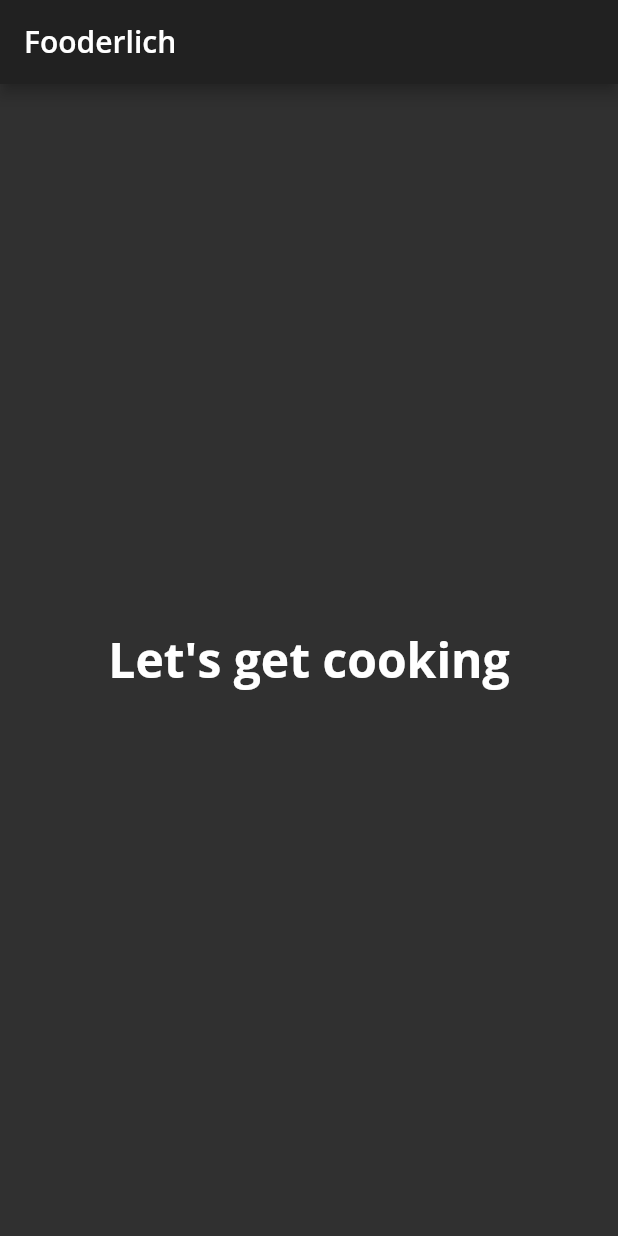
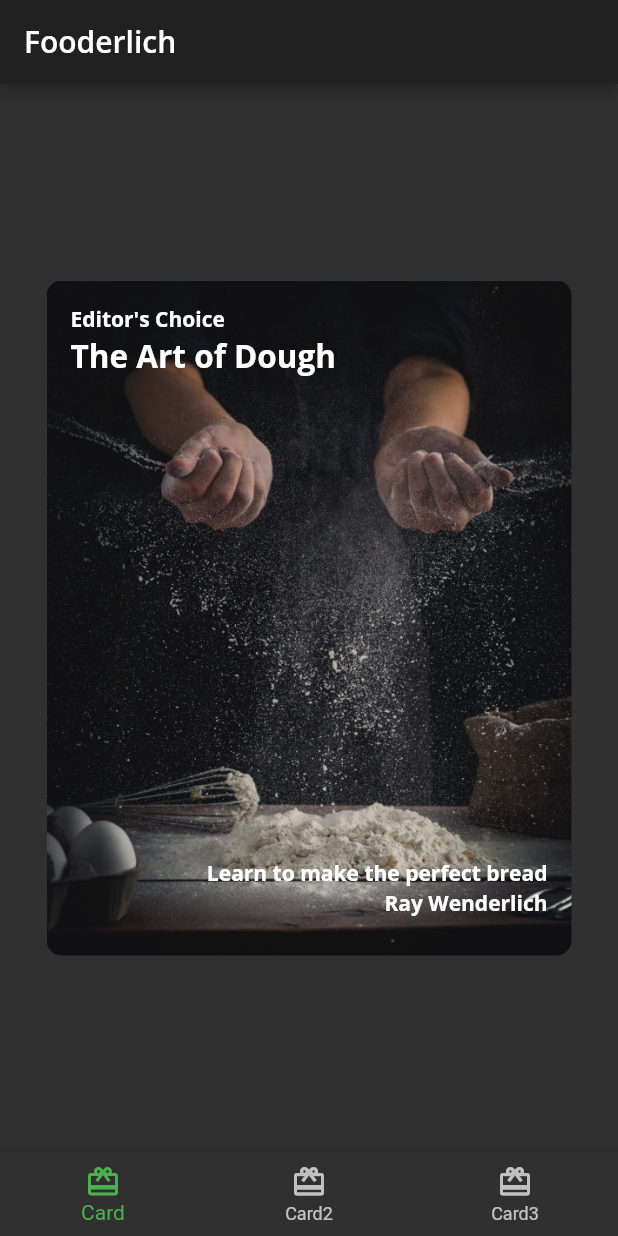
Before and after one commit to rooptestdev/fooderlich, a Flutter app: the screen it shows after launch, on a phone screen of 412 x 824 dp. Run offline on Flutter 3.47's test engine with Material 2 defaults, Android fonts, the phone set to English and light mode, and no system bars; our stand-ins replace google_fonts.

Commit message:
added tabs

```diff
--- /dev/null
+++ b/lib/card1.dart
@@ -0,0 +1,62 @@
+import 'package:flutter/material.dart';
+import 'fooderlich_theme.dart';
+
+class Card1 extends StatelessWidget {
+  const Card1({Key? key}) : super(key: key);
+
+  final String category = 'Editor\'s Choice';
+  final String title = 'The Art of Dough';
+  final String description = 'Learn to make the perfect bread';
+  final String chef = 'Ray Wenderlich';
+
+  @override
+  Widget build(BuildContext context) {
+    return Center(
+      child: Container(
+        child: Stack(
+          children: [
+            Text(
+              category,
+              style: FooderlichTheme.darkTextTheme.bodyText1,
+            ),
+            Positioned(
+              child: Text(
+                title,
+                style: FooderlichTheme.darkTextTheme.headline2,
+              ),
+              top: 20,
+            ),
+            Positioned(
+              child: Text(
+                description,
+                style: FooderlichTheme.darkTextTheme.bodyText1,
+              ),
+              bottom: 30,
+              right: 0,
+            ),
+            Positioned(
+              child: Text(
+                chef,
+                style: FooderlichTheme.darkTextTheme.bodyText1,
+              ),
+              bottom: 10,
+              right: 0,
+            ),
+          ],
+        ),
+        padding: const EdgeInsets.all(16),
+        constraints: const BoxConstraints.expand(
+          width: 350,
+          height: 450,
+        ),
+        decoration: const BoxDecoration(
+          image: DecorationImage(
+            image: AssetImage('assets/mag1.png'),
+            fit: BoxFit.cover,
+          ),
+          borderRadius: BorderRadius.all(Radius.circular(10.0)),
+        ),
+      ),
+    );
+  }
+}
--- /dev/null
+++ b/lib/home.dart
@@ -0,0 +1,59 @@
+import 'package:flutter/material.dart';
+import 'card1.dart';
+
+class Home extends StatefulWidget {
+  const Home({Key? key}) : super(key: key);
+
+  @override
+  _HomeState createState() => _HomeState();
+}
+
+class _HomeState extends State<Home> {
+  int _selectedIndex = 0;
+
+  static List<Widget> pages = <Widget>[
+    const Card1(),
+    // TODO: REplace with card2
+    Container(color: Colors.green),
+    // TODO: Replace with card3
+    Container(color: Colors.blue)
+  ];
+
+  void _onItemTapped(int index) {
+    setState(() {
+      _selectedIndex = index;
+    });
+  }
+
+  @override
+  Widget build(BuildContext context) {
+    return Scaffold(
+      appBar: AppBar(
+        title: Text(
+          'Fooderlich',
+          style: Theme.of(context).textTheme.headline6,
+        ),
+      ),
+      body: pages[_selectedIndex],
+      bottomNavigationBar: BottomNavigationBar(
+        selectedItemColor: Theme.of(context).textSelectionTheme.selectionColor,
+        currentIndex: _selectedIndex,
+        onTap: _onItemTapped,
+        items: <BottomNavigationBarItem>[
+          const BottomNavigationBarItem(
+            icon: Icon(Icons.card_giftcard),
+            label: 'Card',
+          ),
+          const BottomNavigationBarItem(
+            icon: Icon(Icons.card_giftcard),
+            label: 'Card2',
+          ),
+          const BottomNavigationBarItem(
+            icon: Icon(Icons.card_giftcard),
+            label: 'Card3',
+          ),
+        ],
+      ),
+    );
+  }
+}
--- a/lib/main.dart
+++ b/lib/main.dart
@@ -1,5 +1,6 @@
 import 'package:flutter/material.dart';
 import 'fooderlich_theme.dart';
+import 'home.dart';
 
 void main() {
   runApp(const Fooderlich());
@@ -11,22 +12,11 @@ class Fooderlich extends StatelessWidget {
   @override
   Widget build(BuildContext context) {
     final theme = FooderlichTheme.dark();
-    // TODO: Apply home widget
 
     return MaterialApp(
       theme: theme,
       title: 'Fooderlich',
-      home: Scaffold(
-        appBar: AppBar(
-          title: Text(
-            'Fooderlich',
-            style: theme.textTheme.headline6,
-          ),
-        ),
-        body: Center(
-          child: Text('Let\'s get cooking', style: theme.textTheme.headline1),
-        ),
-      ),
+      home: const Home(),
     );
   }
 }
--- a/pubspec.yaml
+++ b/pubspec.yaml
@@ -59,7 +59,8 @@ flutter:
   uses-material-design: true
 
   # To add assets to your application, add an assets section, like this:
-  # assets:
+  assets:
+    - assets/
   #   - images/a_dot_burr.jpeg
   #   - images/a_dot_ham.jpeg
 
```
Also changed, not shown: assets/author_katz.jpeg (added), assets/mag1.png (added), assets/mag2.png (added), assets/mag3.png (added), assets/mag4.png (added), assets/mag5.png (added).
